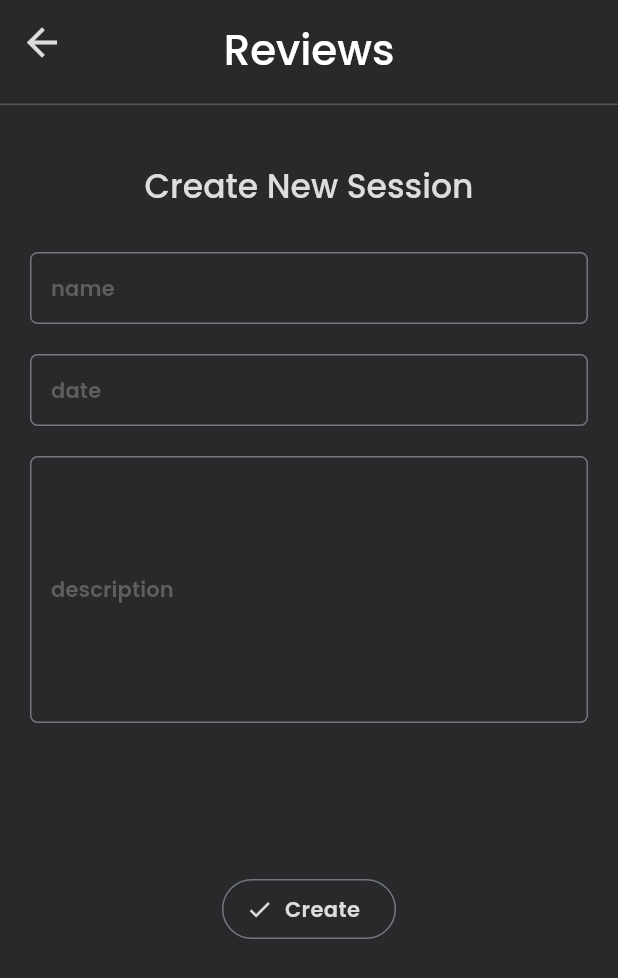
After one commit to ksananth4424/Session-View, a Flutter app: the CreateNewSession screen opened by its route, on a phone screen of 412 x 824 dp. The commit adds this screen. Shown: the top 978 px of the screen. Run offline on Flutter 3.47's test engine with Material 2 defaults, Android fonts, the phone set to English and light mode, and no system bars; our stand-ins replace cloud_firestore, firebase_auth, firebase_core, google_fonts; accounts and stored records are empty; network calls fail.

Commit message:
completed the reviews and create review page

```diff
--- a/frontend/club_reviews/lib/constants/routes.dart
+++ b/frontend/club_reviews/lib/constants/routes.dart
@@ -2,3 +2,4 @@ const loginRoute = '/loginScreen/';
 const registerRoute = '/registerScreen/';
 const verifyRoute = '/verifyScreen/';
 const sessionsRoute = '/sessionsRoute/';
+const createSession = '/sessionsRoute/createsSession';
--- /dev/null
+++ b/frontend/club_reviews/lib/screens/sessions_screen/create_new_session.dart
@@ -0,0 +1,128 @@
+// ignore_for_file: use_build_context_synchronously
+
+import 'package:club_reviews/services/cloud/firebase_cloud_storage.dart';
+import 'package:club_reviews/utilities/custom_appbar.dart';
+import 'package:club_reviews/utilities/custom_text_field.dart';
+import 'package:club_reviews/utilities/dialogs/error_dialog.dart';
+import 'package:flutter/material.dart';
+
+class CreateNewSession extends StatefulWidget {
+  const CreateNewSession({super.key});
+
+  @override
+  State<CreateNewSession> createState() => _CreateNewSessionState();
+}
+
+class _CreateNewSessionState extends State<CreateNewSession> {
+  late final TextEditingController _name;
+  late final TextEditingController _date;
+  late final TextEditingController _description;
+  late final FirebaseCloudStorage _cloudStorage;
+
+  @override
+  void initState() {
+    _cloudStorage = FirebaseCloudStorage();
+    _name = TextEditingController();
+    _date = TextEditingController();
+    _description = TextEditingController();
+    super.initState();
+  }
+
+  Future<void> createSession() async {
+    final name = _name.text;
+    final description = _description.text;
+    final date = _date.text;
+
+    try {
+      await _cloudStorage.createSession(
+        name: name,
+        description: description,
+        date: date,
+      );
+      Navigator.of(context).pop();
+    } catch (_) {
+      showErrorDialog(
+        context: context,
+        error: 'An error Ocurred',
+      );
+    }
+  }
+
+  @override
+  void dispose() {
+    _name.dispose();
+    _description.dispose();
+    _date.dispose();
+    super.dispose();
+  }
+
+  @override
+  Widget build(BuildContext context) {
+    return Scaffold(
+      appBar: CustomAppBar(
+        context: context,
+        preferredSize: const Size.fromHeight(70),
+        child: Builder(
+          builder: (context) => IconButton(
+            onPressed: () {
+              Navigator.of(context).pop();
+            },
+            icon: const Icon(Icons.arrow_back),
+            iconSize: 30,
+            color: const Color.fromARGB(255, 221, 221, 221),
+          ),
+        ),
+      ),
+      backgroundColor: const Color(0xFF28292B),
+      body: Padding(
+        padding: const EdgeInsets.only(
+          top: 40,
+          right: 20,
+          left: 20,
+        ),
+        child: SingleChildScrollView(
+          child: Column(
+            children: [
+              Text(
+                'Create New Session',
+                style: Theme.of(context).textTheme.titleLarge,
+              ),
+              const SizedBox(height: 30),
+              CustomTextField(
+                title: 'name',
+                controller: _name,
+                maxLines: 1,
+              ),
+              const SizedBox(height: 20),
+              CustomTextField(
+                title: 'date',
+                controller: _date,
+                maxLines: 1,
+              ),
+              const SizedBox(height: 20),
+              CustomTextField(
+                title: 'description',
+                controller: _description,
+                maxLines: 8,
+              ),
+              const SizedBox(height: 100),
+              OutlinedButton.icon(
+                icon: const Icon(
+                  Icons.check,
+                  color: Color(0xFFDDDDDD),
+                ),
+                label: Text(
+                  'Create',
+                  style: Theme.of(context).textTheme.bodyMedium,
+                ),
+                onPressed: () async {
+                  await createSession();
+                },
+              ),
+            ],
+          ),
+        ),
+      ),
+    );
+  }
+}
--- a/frontend/club_reviews/lib/services/cloud/cloud_storage_exceptions.dart
+++ b/frontend/club_reviews/lib/services/cloud/cloud_storage_exceptions.dart
@@ -7,3 +7,7 @@ class CouldNotCreateSessionException implements CloudStorageException {}
 class CouldNotDeleteSessionException implements CloudStorageException {}
 
 class CouldNotCreateClubException implements CloudStorageException {}
+
+class CouldNotStartReviewsException implements CloudStorageException {}
+
+class CouldNotStopReviewsException implements CloudStorageException {}
--- a/frontend/club_reviews/lib/services/cloud/session.dart
+++ b/frontend/club_reviews/lib/services/cloud/session.dart
@@ -8,7 +8,7 @@ class Session {
   final String clubId;
   final String name;
   final String description;
-  final DateTime date;
+  final String date;
   final Map<String, dynamic>? tags;
   final int state;
 
--- /dev/null
+++ b/frontend/club_reviews/lib/utilities/custom_text_field.dart
@@ -0,0 +1,36 @@
+import 'package:flutter/material.dart';
+
+class CustomTextField extends StatelessWidget {
+  final String title;
+  final TextEditingController controller;
+  final int? maxLines;
+
+  const CustomTextField({
+    super.key,
+    required this.title,
+    required this.controller,
+    required this.maxLines,
+  });
+
+  @override
+  Widget build(BuildContext context) {
+    return TextField(
+      controller: controller,
+      maxLines: maxLines,
+      decoration: InputDecoration(
+        contentPadding: const EdgeInsets.symmetric(
+          horizontal: 10,
+          vertical: 5,
+        ),
+        labelText: title,
+        labelStyle: Theme.of(context).textTheme.titleSmall,
+        border: const OutlineInputBorder(
+          borderRadius: BorderRadius.all(Radius.circular(5)),
+          borderSide: BorderSide(
+            color: Color(0xFF545454),
+          ),
+        ),
+      ),
+    );
+  }
+}
--- a/frontend/club_reviews/lib/utilities/theme_data.dart
+++ b/frontend/club_reviews/lib/utilities/theme_data.dart
@@ -13,9 +13,9 @@ final textTheme = TextTheme(
     fontSize: 45,
   ),
   displaySmall: GoogleFonts.poppins(
-    fontWeight: FontWeight.w600,
+    fontWeight: FontWeight.w500,
     color: Colors.white,
-    fontSize: 36,
+    fontSize: 28,
   ),
   headlineLarge: GoogleFonts.poppins(
     fontWeight: FontWeight.w600,
@@ -28,12 +28,12 @@ final textTheme = TextTheme(
     fontSize: 28,
   ),
   headlineSmall: GoogleFonts.poppins(
-    fontWeight: FontWeight.w600,
-    color: Colors.white,
+    fontWeight: FontWeight.w500,
+    color: const Color(0xFFDDDDDD),
     fontSize: 24,
   ),
   titleLarge: GoogleFonts.poppins(
-    fontWeight: FontWeight.w600,
+    fontWeight: FontWeight.w500,
     color: const Color(0xFFDDDDDD),
     fontSize: 22,
   ),
@@ -55,19 +55,19 @@ final textTheme = TextTheme(
     fontSize: 14,
   ),
   labelMedium: GoogleFonts.poppins(
-    fontWeight: FontWeight.w700,
+    fontWeight: FontWeight.w600,
     color: const Color(0xFFDDDDDD),
     fontSize: 12,
   ),
   labelSmall: GoogleFonts.poppins(
-    fontWeight: FontWeight.w700,
+    fontWeight: FontWeight.w600,
     color: const Color(0xFFDDDDDD),
     fontSize: 11,
   ),
   bodyLarge: GoogleFonts.poppins(
     fontWeight: FontWeight.w600,
     color: Colors.white,
-    fontSize: 16,
+    fontSize: 14,
   ),
   bodyMedium: GoogleFonts.poppins(
     fontWeight: FontWeight.w600,
--- a/frontend/club_reviews/pubspec.yaml
+++ b/frontend/club_reviews/pubspec.yaml
@@ -65,9 +65,8 @@ flutter:
   uses-material-design: true
 
   # To add assets to your application, add an assets section, like this:
-  # assets:
-  #   - images/a_dot_burr.jpeg
-  #   - images/a_dot_ham.jpeg
+  assets:
+    - assets/images/lorem-photo.jpeg
 
   # An image asset can refer to one or more resolution-specific "variants", see
   # https://flutter.dev/assets-and-images/#resolution-aware
```
Also changed, not shown: frontend/club_reviews/lib/extensions/get_arguments.dart (added, +14 -0 lines), frontend/club_reviews/lib/main.dart (+6 -2 lines), frontend/club_reviews/lib/screens/login_screen.dart (+4 -5 lines), frontend/club_reviews/lib/screens/sessions.dart (deleted, +0 -20 lines), frontend/club_reviews/lib/screens/sessions_screen/all_sessions.dart (added, +63 -0 lines), frontend/club_reviews/lib/screens/sessions_screen/session_review.dart (added, +18 -0 lines), frontend/club_reviews/lib/screens/sessions_screen/sessions_screen.dart (added, +61 -0 lines), frontend/club_reviews/lib/screens/sessions_screen/sessions_widget.dart (added, +77 -0 lines), frontend/club_reviews/lib/services/cloud/firebase_cloud_storage.dart (+46 -22 lines), frontend/club_reviews/lib/utilities/custom_appbar.dart (added, +34 -0 lines), frontend/club_reviews/lib/utilities/custom_drawer.dart (added, +66 -0 lines), frontend/club_reviews/lib/utilities/dialogs/start_reviews_dialog.dart (added, +14 -0 lines), frontend/club_reviews/assets/images/lorem-photo.jpeg (added).
